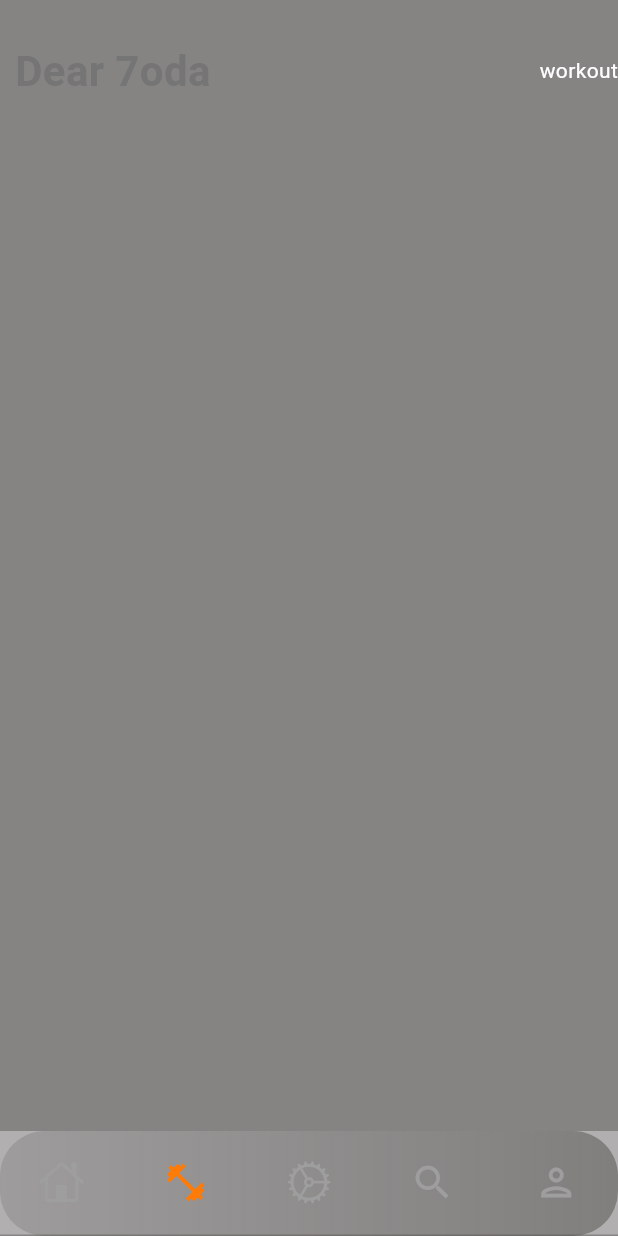
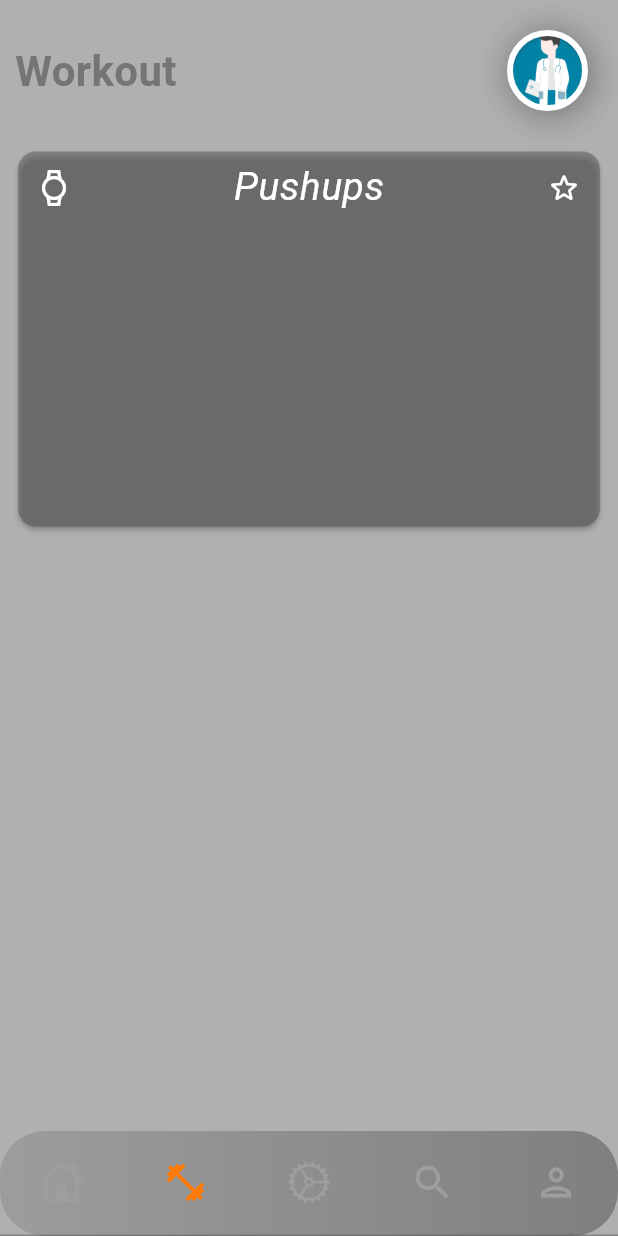
Before and after one commit to mahmoud-hagag/graduate, a Flutter app: the screen it shows after launch, item 2 of the bottom bar chosen, on a phone screen of 412 x 824 dp. Run offline on Flutter 3.47's test engine with Material 3 defaults, Android fonts, the light colour scheme and no system bars; our stand-ins replace animated_splash_screen, awesome_dialog, dio, lottie, page_transition.

Commit message:
"Update constants/colors.dart with new background color value, update UserPhoto widget in Setting and Workout screens, update getUsersData method in ViewAllPatients with new Crud instance and updated dio request in DioHelper, and

```diff
--- a/lib/constants/colors.dart
+++ b/lib/constants/colors.dart
@@ -1,6 +1,6 @@
 import 'package:flutter/cupertino.dart';
 
-const Color backGround = Color.fromARGB(115, 81, 77, 77);
+const Color backGround = Color.fromARGB(115, 79, 79, 79);
 const Color color1Button = Color.fromARGB(255, 202, 126, 3);
 const Color color2Button = Color.fromARGB(255, 229, 143, 78);
 const Color baseColor = Color.fromARGB(255, 255, 123, 7);
--- a/lib/screens/doctors/setting.dart
+++ b/lib/screens/doctors/setting.dart
@@ -18,9 +18,11 @@ class Setting extends StatelessWidget {
             padding: const EdgeInsets.only(top: 20.0),
             child: Column(
               children: [
-                 Header(
+                Header(
                   'Settings',
-                  rightSide: UserPhoto(isDoctor: true,),
+                  rightSide: UserPhoto(
+                    isDoctor: true,
+                  ),
                 ),
                 const SizedBox(
                   height: 50,
--- a/lib/screens/doctors/view_patients.dart
+++ b/lib/screens/doctors/view_patients.dart
@@ -14,13 +14,10 @@ class ViewAllPatients extends StatefulWidget {
 }
 
 class _ViewAllPatientsState extends State<ViewAllPatients> {
-  final Crud _crud = Crud();
+  Crud _crud = Crud();
   List<dynamic> patientsList = [];
   getUsersData() async {
-    var response = await DioHelper.postData(url: "http://127.0.0.1:8000/api/auth/user/login?",data: {
-      "email":"gabdo@yahoo.com",
-      "password":"123456"
-    });
+    var response = await _crud.getRequest('http://10.0.2.2:8000/api/workouts');
     print("==================================");
     print(response);
   }
--- a/lib/screens/doctors/workout.dart
+++ b/lib/screens/doctors/workout.dart
@@ -1,24 +1,65 @@
 import 'package:flutter/material.dart';
 import 'package:graduate/components/header.dart';
+import 'package:graduate/components/user_photo.dart';
 
 class WorkOut extends StatelessWidget {
   const WorkOut({super.key});
 
   @override
   Widget build(BuildContext context) {
-      return Scaffold(
+    return Scaffold(
+      backgroundColor: Colors.transparent,
       body: SingleChildScrollView(
         child: SafeArea(
           child: Container(
             padding: const EdgeInsets.only(top: 20.0),
-            child: const Column(
+            child: Column(
               children: [
-                Header('Dear 7oda', rightSide: Text('workout'))
+                Header(
+                  'Workout',
+                  rightSide: UserPhoto(
+                    isDoctor: true,
+                  ),
+                ),
+                const SizedBox(
+                  height: 15,
+                ),
+                Padding(
+                  padding: const EdgeInsets.all(8.0),
+                  child: Card(
+                    elevation: 1.5,
+                    child: SizedBox(
+                      width: double.infinity,
+                      height: 250,
+                      child: Column(
+                        children: [
+                          Row(
+                            mainAxisAlignment: MainAxisAlignment.spaceBetween,
+                            children: [
+                              IconButton(
+                                  onPressed: () {},
+                                  icon: const Icon(Icons.watch_outlined)),
+                              const Text(
+                                'Pushups',
+                                style: TextStyle(
+                                    fontSize: 26, fontStyle: FontStyle.italic),
+                              ),
+                              IconButton(
+                                  onPressed: () {},
+                                  icon: const Icon(Icons.star_outline_rounded))
+                            ],
+                          ),
+
+                        ],
+                      ),
+                    ),
+                  ),
+                ),
               ],
             ),
           ),
         ),
       ),
     );
- }
+  }
 }
--- a/lib/services/dio_helper.dart
+++ b/lib/services/dio_helper.dart
@@ -6,7 +6,7 @@ class DioHelper {
   static init() {
     dio = Dio(BaseOptions(
       baseUrl: 'http://127.0.0.1:8000/api/workouts',
-      receiveDataWhenStatusError: true,
+      receiveDataWhenStatusError: false,
     ));
   }
 // void getUserData() {
--- a/lib/services/login.dart
+++ b/lib/services/login.dart
@@ -1,11 +1,13 @@
 import 'dart:convert';
 
+import 'package:dio/dio.dart';
 import 'package:http/http.dart' as http;
 
 class Crud {
   getRequest(String url) async {
-    await Future.delayed(const Duration(seconds: 2));
+    // await Future.delayed(const Duration(seconds: 2));
     var response = await http.get(Uri.parse(url));
+
     if (response.statusCode == 200) {
       var data = jsonDecode(response.body);
       return data;
```
